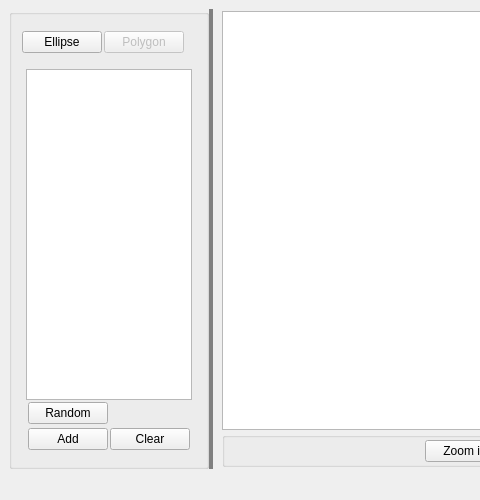
Before: the Qt Designer form QGraphicScene_example2/mainwindow.ui in andrei-crisu/ShapeGenerationApp, drawn with Qt 5; both pictures show x 0 to 480 and y 0 to 500 of the 774 by 500 pixel window.
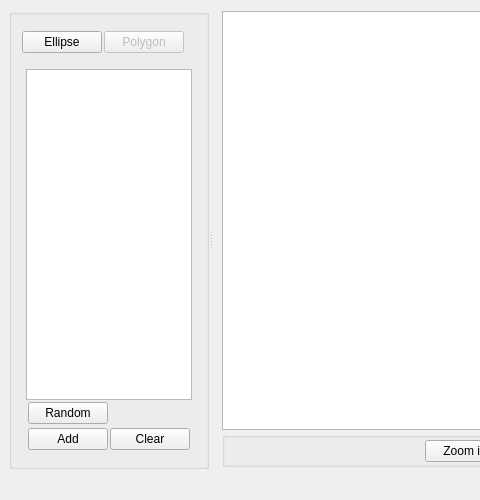
After: the same form once the commit is applied.

Commit message:
Qt Style Sheet added
Now design is independent of the rest of the code and is loaded via the .qss file

Patch:
```diff
--- a/QGraphicScene_example2/mainwindow.ui
+++ b/QGraphicScene_example2/mainwindow.ui
@@ -30,10 +30,7 @@
        </sizepolicy>
       </property>
       <property name="styleSheet">
-       <string notr="true">QSplitter::handle
-{
-	background-color:gray;
-}</string>
+       <string notr="true"/>
       </property>
       <property name="orientation">
        <enum>Qt::Horizontal</enum>
```
The commit also changes 1 other file.
